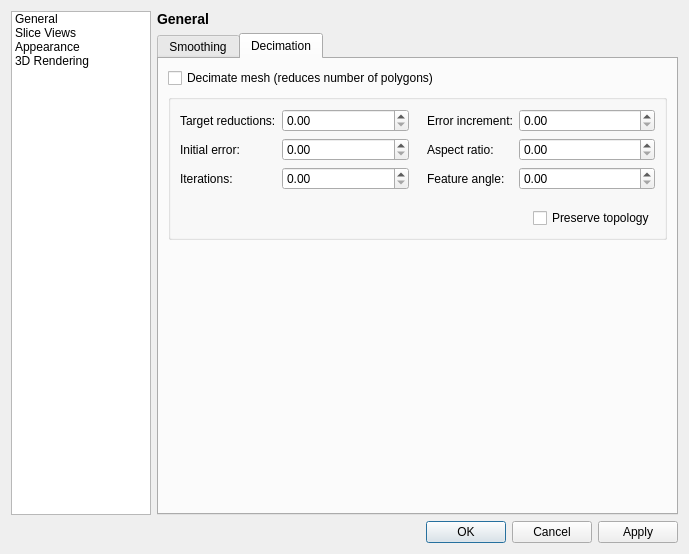
Qt form GUI/Qt/Windows/PreferencesDialog.ui (pyushkevich/itksnap) before a commit.
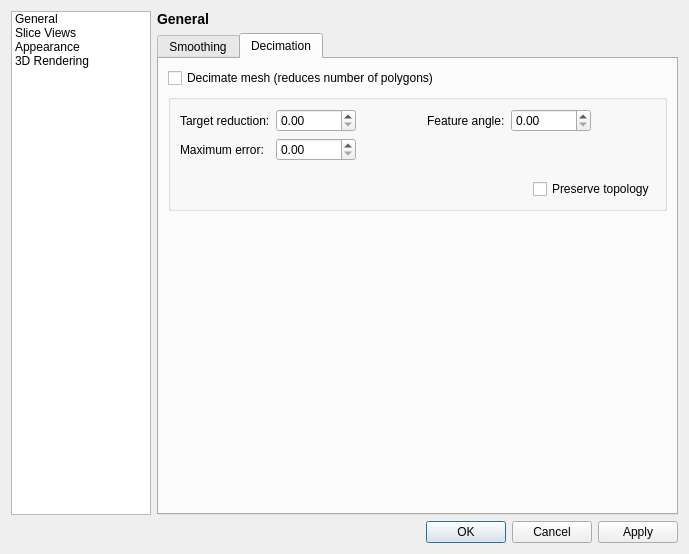
The same form after that commit. The open tabs and pages were chosen to show the change.

```diff
--- a/GUI/Qt/Windows/PreferencesDialog.ui
+++ b/GUI/Qt/Windows/PreferencesDialog.ui
@@ -1132,25 +1132,18 @@
               <item row="0" column="0">
                <widget class="QWidget" name="widget_11" native="true">
                 <layout class="QFormLayout" name="formLayout_8">
+                 <property name="fieldGrowthPolicy">
+                  <enum>QFormLayout::FieldsStayAtSizeHint</enum>
+                 </property>
                  <item row="0" column="0">
                   <widget class="QLabel" name="label_20">
                    <property name="text">
-                    <string>Target reductions:</string>
+                    <string>Target reduction:</string>
                    </property>
                   </widget>
                  </item>
                  <item row="0" column="1">
-                  <widget class="QDoubleSpinBox" name="doubleSpinBox_8">
-                   <property name="minimumSize">
-                    <size>
-                     <width>80</width>
-                     <height>0</height>
-                    </size>
-                   </property>
-                  </widget>
-                 </item>
-                 <item row="1" column="1">
-                  <widget class="QDoubleSpinBox" name="doubleSpinBox_9">
+                  <widget class="QDoubleSpinBox" name="inDecimateTargetReduction">
                    <property name="minimumSize">
                     <size>
                      <width>80</width>
@@ -1162,12 +1155,12 @@
                  <item row="1" column="0">
                   <widget class="QLabel" name="label_21">
                    <property name="text">
-                    <string>Initial error:</string>
+                    <string>Maximum error:</string>
                    </property>
                   </widget>
                  </item>
-                 <item row="2" column="1">
-                  <widget class="QDoubleSpinBox" name="doubleSpinBox_12">
+                 <item row="1" column="1">
+                  <widget class="QDoubleSpinBox" name="inDecimateMaxError">
                    <property name="minimumSize">
                     <size>
                      <width>80</width>
@@ -1176,70 +1169,32 @@
                    </property>
                   </widget>
                  </item>
-                 <item row="2" column="0">
-                  <widget class="QLabel" name="label_24">
-                   <property name="text">
-                    <string>Iterations:</string>
-                   </property>
-                  </widget>
-                 </item>
                 </layout>
                </widget>
               </item>
               <item row="0" column="1">
                <widget class="QWidget" name="widget_12" native="true">
                 <layout class="QFormLayout" name="formLayout_9">
+                 <property name="fieldGrowthPolicy">
+                  <enum>QFormLayout::FieldsStayAtSizeHint</enum>
+                 </property>
                  <item row="0" column="0">
-                  <widget class="QLabel" name="label_22">
-                   <property name="text">
-                    <string>Error increment:</string>
-                   </property>
-                  </widget>
-                 </item>
-                 <item row="0" column="1">
-                  <widget class="QDoubleSpinBox" name="doubleSpinBox_10">
-                   <property name="minimumSize">
-                    <size>
-                     <width>80</width>
-                     <height>0</height>
-                    </size>
-                   </property>
-                  </widget>
-                 </item>
-                 <item row="1" column="1">
-                  <widget class="QDoubleSpinBox" name="doubleSpinBox_11">
-                   <property name="minimumSize">
-                    <size>
-                     <width>80</width>
-                     <height>0</height>
-                    </size>
-                   </property>
-                  </widget>
-                 </item>
-                 <item row="1" column="0">
-                  <widget class="QLabel" name="label_23">
-                   <property name="text">
-                    <string>Aspect ratio:</string>
-                   </property>
-                  </widget>
-                 </item>
-                 <item row="2" column="1">
-                  <widget class="QDoubleSpinBox" name="doubleSpinBox_13">
-                   <property name="minimumSize">
-                    <size>
-                     <width>80</width>
-                     <height>0</height>
-                    </size>
-                   </property>
-                  </widget>
-                 </item>
-                 <item row="2" column="0">
                   <widget class="QLabel" name="label_25">
                    <property name="text">
                     <string>Feature angle:</string>
                    </property>
                   </widget>
                  </item>
+                 <item row="0" column="1">
+                  <widget class="QDoubleSpinBox" name="inDecimateFeatureAngle">
+                   <property name="minimumSize">
+                    <size>
+                     <width>80</width>
+                     <height>0</height>
+                    </size>
+                   </property>
+                  </widget>
+                 </item>
                 </layout>
                </widget>
               </item>
```
Left out of the diff: 147 changed lines with no effect on the pictures.
